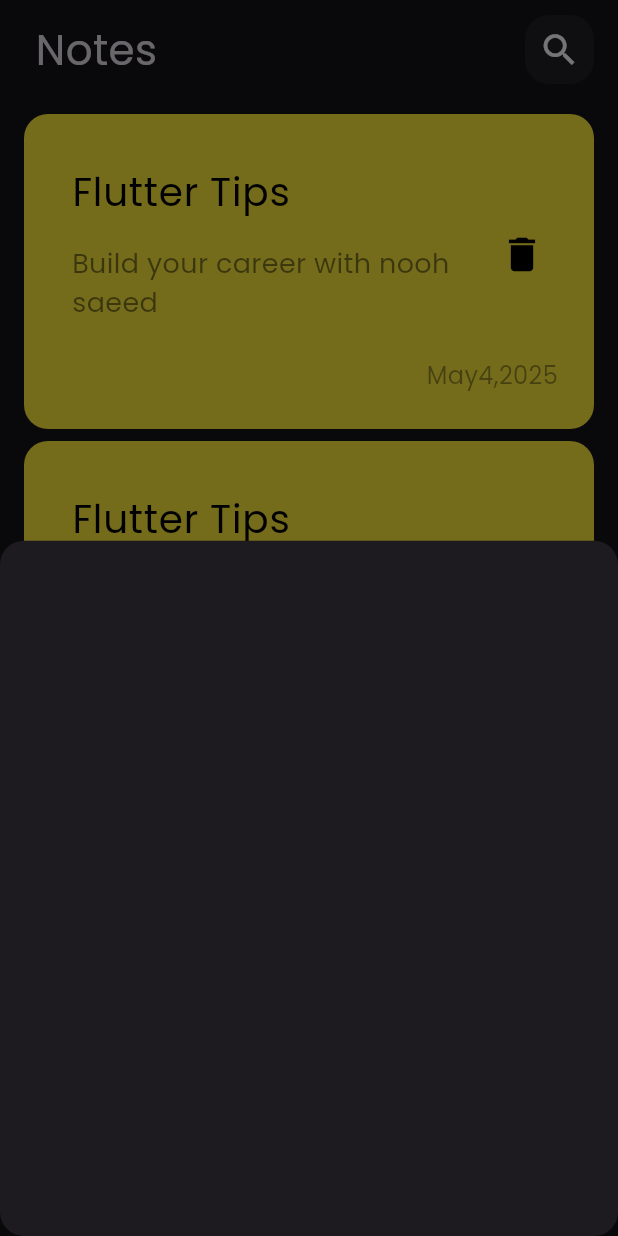
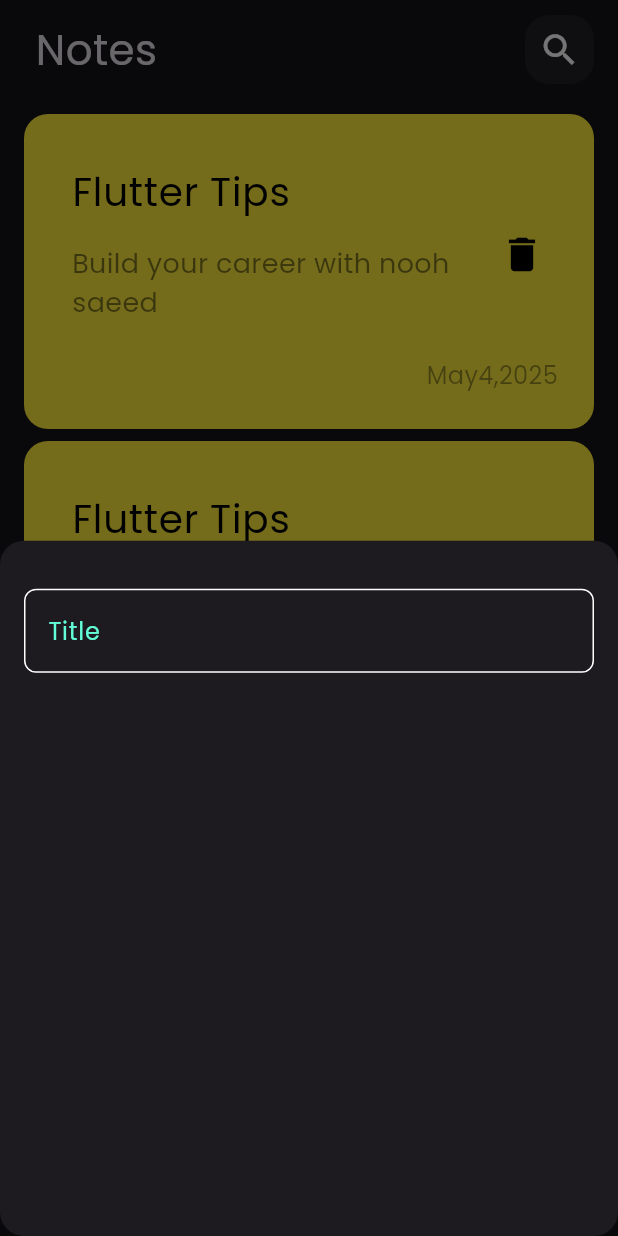
Before and after one commit to 24nse/Notes_App_With_Hive, a Flutter app: the screen it shows after launch, after a tap on the "add" icon, on a phone screen of 412 x 824 dp. Run offline on Flutter 3.47's test engine with Material 3 defaults, Android fonts, the phone set to English and light mode, and no system bars.

Commit message:
create custom text field

```diff
--- /dev/null
+++ b/lib/constants.dart
@@ -0,0 +1,5 @@
+
+
+import 'package:flutter/animation.dart';
+
+const KPrimaryColor= Color(0xff62FCD7);
--- a/lib/views/widgets/add_note_bottom_sheet.dart
+++ b/lib/views/widgets/add_note_bottom_sheet.dart
@@ -1,11 +1,20 @@
 
 import 'package:flutter/material.dart';
+import 'package:notes_app/views/widgets/custom_text_field.dart';
 
 class AddNoteBottomSheet extends StatelessWidget {
   const AddNoteBottomSheet({super.key});
 
   @override
   Widget build(BuildContext context) {
-    return  Container();
+    return  Padding(
+      padding: const EdgeInsets.symmetric(horizontal: 16),
+      child: Column(
+        children: [
+          SizedBox(height: 32,),
+          CustomTextField(),
+        ],
+      ),
+    );
   }
 }
--- /dev/null
+++ b/lib/views/widgets/custom_text_field.dart
@@ -0,0 +1,29 @@
+import 'package:flutter/material.dart';
+import 'package:notes_app/constants.dart';
+
+class CustomTextField extends StatelessWidget {
+  const CustomTextField({super.key});
+
+  @override
+  Widget build(BuildContext context) {
+    return  TextField(
+      cursorColor: KPrimaryColor,
+      decoration: InputDecoration(
+        hintText:"Title",
+        hintStyle:const TextStyle(
+          color: KPrimaryColor,
+        ),
+        border: buildBorder(),
+        enabledBorder: buildBorder(),
+        focusedBorder: buildBorder(KPrimaryColor)
+      ),
+    );
+  }
+
+  OutlineInputBorder buildBorder([color]) {
+    return OutlineInputBorder(
+        borderRadius: BorderRadius.circular(8),
+        borderSide: BorderSide(color: color ??Colors.white)
+      );
+  }
+}
```
